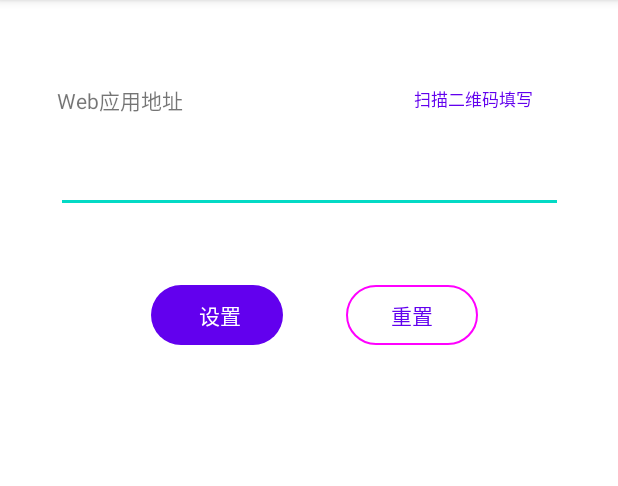
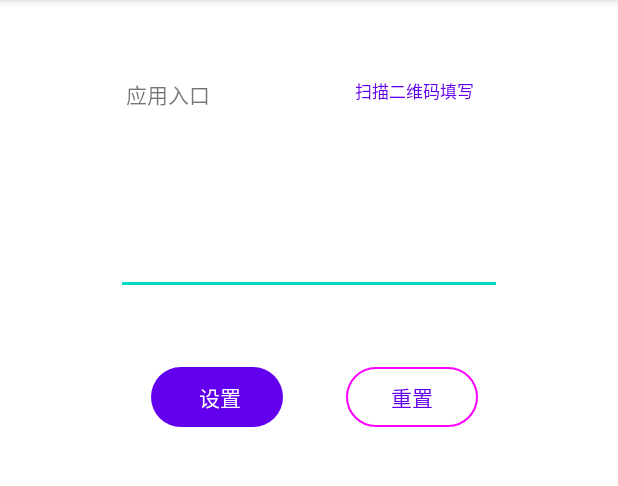
Before and after one commit to kadbbz/HACC_config_tool_work_with_HAC, an Android app: the screen it shows after launch (StartActivity), on a phone screen of 412 x 824 dp, the part 84-570 px from its top. Run offline under Robolectric (Android 15) with nearby library versions, the phone set to English and light mode, and no system bars; libraries missing offline, so code that uses them is left out: com.hjq.permissions, com.king.zxing.

Commit message:
修改样式和图标

```diff
--- a/app/src/main/java/com/huozige/lab/config/StartActivity.java
+++ b/app/src/main/java/com/huozige/lab/config/StartActivity.java
@@ -50,7 +50,7 @@ public class StartActivity extends AppCompatActivity {
             if (null != data) {
                 String resultS = CameraScan.parseScanResult(data);
                 EditText urlE = StartActivity.this.findViewById(R.id.editUrl);
-                urlE.getText().append(resultS);
+                urlE.setText(resultS);
             }
         });
     }
--- a/app/src/main/res/layout/activity_start.xml
+++ b/app/src/main/res/layout/activity_start.xml
@@ -11,11 +11,11 @@
         android:layout_width="wrap_content"
         android:layout_height="wrap_content"
         android:layout_marginStart="30dp"
-        android:layout_marginTop="56dp"
+        android:layout_marginTop="52dp"
         android:layout_marginEnd="100dp"
-        android:text="Web应用地址"
+        android:text="应用入口"
         app:layout_constraintEnd_toEndOf="parent"
-        app:layout_constraintHorizontal_bias="0.04"
+        app:layout_constraintHorizontal_bias="0.239"
         app:layout_constraintStart_toStartOf="parent"
         app:layout_constraintTop_toTopOf="parent" />
 
@@ -24,13 +24,11 @@
         style="@style/Widget.Material3.Button.TextButton"
         android:layout_width="120dp"
         android:layout_height="41dp"
-        android:layout_marginStart="132dp"
-        android:layout_marginTop="45dp"
-        android:layout_marginEnd="36dp"
+        android:layout_marginTop="40dp"
+        android:layout_marginEnd="76dp"
         android:text="扫描二维码填写"
         android:textSize="11sp"
         app:layout_constraintEnd_toEndOf="parent"
-        app:layout_constraintStart_toEndOf="@+id/textView2"
         app:layout_constraintTop_toTopOf="parent" />
 
     <Button
@@ -55,7 +53,7 @@
         android:layout_height="wrap_content"
         android:layout_marginStart="42dp"
         android:layout_marginTop="44dp"
-        android:layout_marginEnd="93dp"
+        android:layout_marginEnd="100dp"
         android:text="重置"
         android:textSize="14sp"
         app:layout_constraintEnd_toEndOf="parent"
@@ -65,8 +63,8 @@
 
     <EditText
         android:id="@+id/editUrl"
-        android:layout_width="338dp"
-        android:layout_height="45dp"
+        android:layout_width="257dp"
+        android:layout_height="104dp"
         android:layout_marginStart="30dp"
         android:layout_marginTop="19dp"
         android:layout_marginEnd="30dp"
--- /dev/null
+++ b/app/src/main/res/values/ic_launcher_background.xml
@@ -0,0 +1,4 @@
+<?xml version="1.0" encoding="utf-8"?>
+<resources>
+    <color name="ic_launcher_background">#00A1E9</color>
+</resources>
```
Also changed, not shown: app/src/main/ic_launcher-playstore.png, app/src/main/res/mipmap-hdpi/ic_launcher.png, app/src/main/res/mipmap-hdpi/ic_launcher_round.png, app/src/main/res/mipmap-mdpi/ic_launcher.png, app/src/main/res/mipmap-mdpi/ic_launcher_round.png, app/src/main/res/mipmap-xhdpi/ic_launcher.png, app/src/main/res/mipmap-xhdpi/ic_launcher_round.png, app/src/main/res/mipmap-xxhdpi/ic_launcher.png, app/src/main/res/mipmap-xxhdpi/ic_launcher_round.png, app/src/main/res/mipmap-xxxhdpi/ic_launcher.png, app/src/main/res/mipmap-xxxhdpi/ic_launcher_round.png.
